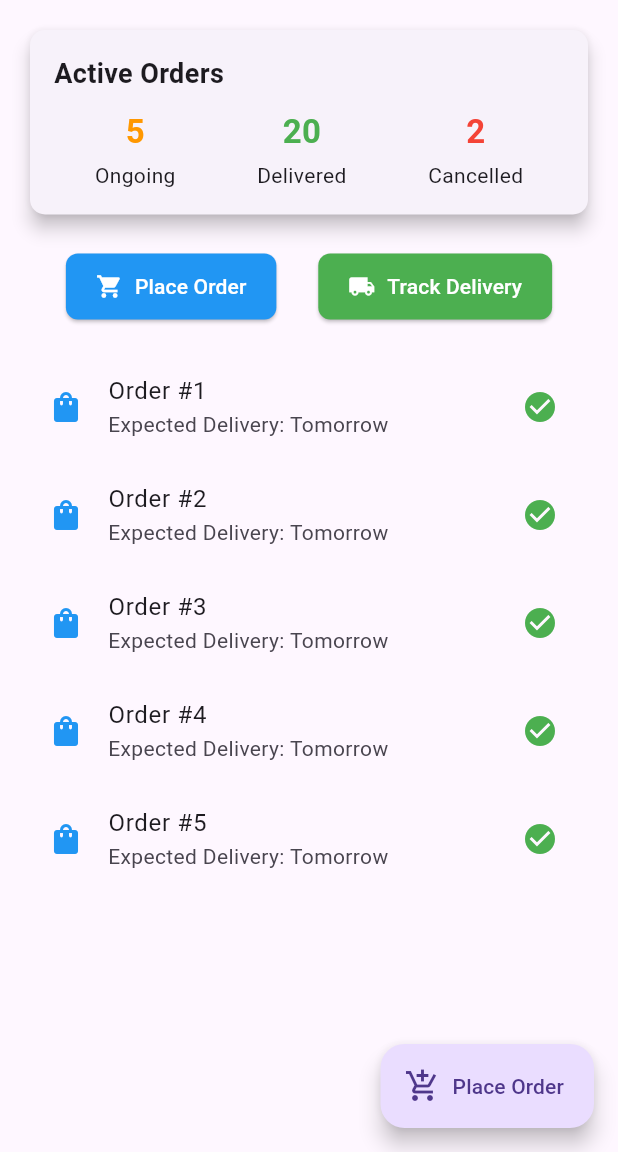
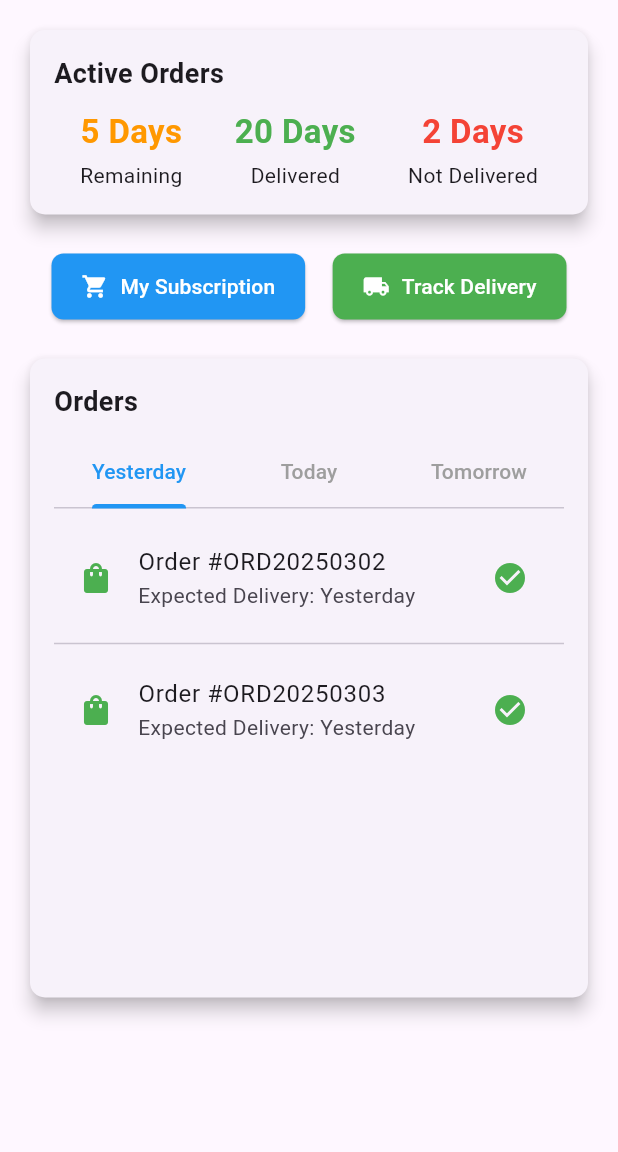
Before and after one commit to vprabhu1771/flutter_supabase_milk_subscription, a Flutter app: the CustomerDashboard screen opened directly, in the side drawer, after a tap on the "notifications" icon, on a phone screen of 412 x 824 dp, the part 84-1236 px from its top. Run offline on Flutter 3.47's test engine with Material 3 defaults, Android fonts, the phone set to English and light mode, and no system bars; our stand-ins replace fl_chart, flutter_datetime_picker_plus, flutter_dotenv, flutter_secure_storage, flutter_slidable, fluttertoast and 6 more; missing offline and left inert: flutter_polyline_points; accounts and stored records are empty; network calls fail.

Commit message:
Update CustomerDashboard.dart

```diff
--- a/lib/screens/CustomerDashboard.dart
+++ b/lib/screens/CustomerDashboard.dart
@@ -1,5 +1,6 @@
 import 'package:flutter/material.dart';
 import 'package:flutter_supabase_milk_subscription/screens/ProductScreen.dart';
+import 'package:flutter_supabase_milk_subscription/screens/SubscriptionScreen.dart';
 import 'package:flutter_supabase_milk_subscription/screens/auth/ProfileScreen.dart';
 import 'package:supabase_flutter/supabase_flutter.dart';
 import '../widgets/CustomDrawer.dart';
@@ -17,8 +18,26 @@ class CustomerDashboard extends StatefulWidget {
 }
 
 class _CustomerDashboardState extends State<CustomerDashboard> {
+  var user = supabase.auth.currentUser;
+  int activeSubscriptionCount = 0;
 
-  var user = supabase.auth.currentUser;
+  @override
+  void initState() {
+    super.initState();
+    _fetchActiveSubscriptionCount();
+  }
+
+  Future<void> _fetchActiveSubscriptionCount() async {
+    final response = await supabase
+        .from('subscriptions')
+        .select('id')
+        .eq('user_id', user?.id as Object)
+        .eq('status', 'active');
+
+    setState(() {
+      activeSubscriptionCount = response.length;
+    });
+  }
 
   @override
   Widget build(BuildContext context) {
@@ -33,7 +52,7 @@ class _CustomerDashboardState extends State<CustomerDashboard> {
                 context,
                 MaterialPageRoute(builder: (context) => CustomerNotificationScreen(title: 'Notification')),
               );
-            }, // Notification logic
+            },
           ),
           Padding(
             padding: const EdgeInsets.symmetric(horizontal: 8.0),
@@ -48,12 +67,13 @@ class _CustomerDashboardState extends State<CustomerDashboard> {
                 backgroundImage: NetworkImage(
                     user?.userMetadata?['image_path'] ?? 'https://gravatar.com/avatar/${user!.email}'),
               ),
-            )
+            ),
           ),
         ],
       ),
       drawer: CustomDrawer(parentContext: context),
-      body: Padding(
+      body: SingleChildScrollView(
+        child: Padding(
           padding: const EdgeInsets.all(16.0),
           child: Column(
             crossAxisAlignment: CrossAxisAlignment.start,
@@ -62,19 +82,10 @@ class _CustomerDashboardState extends State<CustomerDashboard> {
               SizedBox(height: 20),
               _buildQuickActions(),
               SizedBox(height: 20),
-            Expanded(child: _buildOrderList()),
+              _buildDailyOrderSummary(),
             ],
           ),
         ),
-      floatingActionButton: FloatingActionButton.extended(
-        onPressed: () {
-          Navigator.push(
-            context,
-            MaterialPageRoute(builder: (context) => ProductScreen(title: 'Product')),
-          );
-        }, // Navigate to Order Placement
-        icon: Icon(Icons.add_shopping_cart),
-        label: Text("Place Order"),
       ),
     );
   }
@@ -93,9 +104,9 @@ class _CustomerDashboardState extends State<CustomerDashboard> {
             Row(
               mainAxisAlignment: MainAxisAlignment.spaceAround,
               children: [
-                _summaryItem("Ongoing", "5", Colors.orange),
-                _summaryItem("Delivered", "20", Colors.green),
-                _summaryItem("Cancelled", "2", Colors.red),
+                _summaryItem("Remaining", "5 Days", Colors.orange),
+                _summaryItem("Delivered", "20 Days", Colors.green),
+                _summaryItem("Not Delivered", "2 Days", Colors.red),
               ],
             ),
           ],
@@ -118,34 +129,108 @@ class _CustomerDashboardState extends State<CustomerDashboard> {
     return Row(
       mainAxisAlignment: MainAxisAlignment.spaceEvenly,
       children: [
-        _actionButton("Place Order", Icons.shopping_cart, Colors.blue),
-        _actionButton("Track Delivery", Icons.local_shipping, Colors.green),
+        _actionButton("My Subscription", Icons.shopping_cart, Colors.blue, () {
+          Navigator.push(
+            context,
+            MaterialPageRoute(builder: (context) => SubscriptionScreen(title: 'My Subscription')),
+          );
+        }),
+        _actionButton("Track Delivery", Icons.local_shipping, Colors.green, () {
+          print("Track Delivery clicked");
+        }),
       ],
     );
   }
 
-  Widget _actionButton(String title, IconData icon, Color color) {
+  Widget _actionButton(String title, IconData icon, Color color, VoidCallback onPressed) {
     return ElevatedButton.icon(
       style: ElevatedButton.styleFrom(
         backgroundColor: color,
         padding: EdgeInsets.symmetric(horizontal: 20, vertical: 12),
         shape: RoundedRectangleBorder(borderRadius: BorderRadius.circular(8)),
       ),
-      onPressed: () {},
+      onPressed: onPressed,
       icon: Icon(icon, color: Colors.white),
       label: Text(title, style: TextStyle(color: Colors.white)),
     );
   }
 
-  Widget _buildOrderList() {
-    return ListView.builder(
-      itemCount: 5,
+  final List<Map<String, dynamic>> orders = [
+    {"id": "ORD20250301", "status": "Ongoing", "delivery": "Today", "icon": Icons.shopping_bag, "color": Colors.orange},
+    {"id": "ORD20250302", "status": "Delivered", "delivery": "Yesterday", "icon": Icons.shopping_bag, "color": Colors.green},
+    {"id": "ORD20250303", "status": "Delivered", "delivery": "Yesterday", "icon": Icons.shopping_bag, "color": Colors.green},
+    {"id": "ORD20250304", "status": "Cancelled", "delivery": "Today", "icon": Icons.shopping_bag, "color": Colors.red},
+    {"id": "ORD20250305", "status": "Ongoing", "delivery": "Tomorrow", "icon": Icons.shopping_bag, "color": Colors.orange},
+    {"id": "ORD20250306", "status": "Pending", "delivery": "Tomorrow", "icon": Icons.shopping_bag, "color": Colors.orange},
+  ];
+
+  Widget _buildDailyOrderSummary() {
+    return Card(
+      elevation: 5,
+      shape: RoundedRectangleBorder(borderRadius: BorderRadius.circular(10)),
+      child: Padding(
+        padding: const EdgeInsets.all(16.0),
+        child: Column(
+          crossAxisAlignment: CrossAxisAlignment.start,
+          children: [
+            Text("Orders", style: TextStyle(fontSize: 18, fontWeight: FontWeight.bold)),
+            SizedBox(height: 10),
+            DefaultTabController(
+              length: 3,
+              child: Column(
+                children: [
+                  TabBar(
+                    labelColor: Colors.blue,
+                    unselectedLabelColor: Colors.grey,
+                    indicatorColor: Colors.blue,
+                    tabs: [
+                      Tab(text: "Yesterday"),
+                      Tab(text: "Today"),
+                      Tab(text: "Tomorrow"),
+                    ],
+                  ),
+                  SizedBox(height: 10),
+                  Container(
+                    height: 300,
+                    child: TabBarView(
+                      children: [
+                        _buildOrderList("Yesterday"),
+                        _buildOrderList("Today"),
+                        _buildOrderList("Tomorrow"),
+                      ],
+                    ),
+                  ),
+                ],
+              ),
+            ),
+          ],
+        ),
+      ),
+    );
+  }
+
+  Widget _buildOrderList(String day) {
+    List<Map<String, dynamic>> filteredOrders = orders.where((order) => order["delivery"] == day).toList();
+
+    if (filteredOrders.isEmpty) {
+      return Center(child: Text("No orders available"));
+    }
+
+    return ListView.separated(
+      itemCount: filteredOrders.length,
+      separatorBuilder: (context, index) => Divider(),
       itemBuilder: (context, index) {
+        final order = filteredOrders[index];
         return ListTile(
-          leading: Icon(Icons.shopping_bag, color: Colors.blue),
-          title: Text("Order #${index + 1}"),
-          subtitle: Text("Expected Delivery: Tomorrow"),
-          trailing: Icon(Icons.check_circle, color: Colors.green),
+          leading: Icon(order["icon"], color: order["color"]),
+          title: Text("Order #${order["id"]}"),
+          subtitle: Text("Expected Delivery: ${order["delivery"]}"),
+          trailing: Icon(
+            order["status"] == "Delivered" ? Icons.check_circle :
+            order["status"] == "Cancelled" ? Icons.cancel : Icons.pending,
+            color: order["status"] == "Delivered" ? Colors.green :
+            order["status"] == "Cancelled" ? Colors.red : Colors.orange,
+          ),
         );
       },
     );
```
Lines whose indentation alone changed are shown as unchanged.
